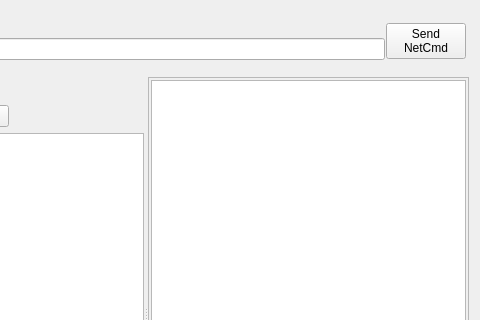
The window that Lib/Net/NetObj_Monitor.ui (break11/AutoStorage) describes before a commit, drawn with Qt 5; both pictures show x 382 to 862 and y 0 to 320 of the 862 by 566 pixel window.
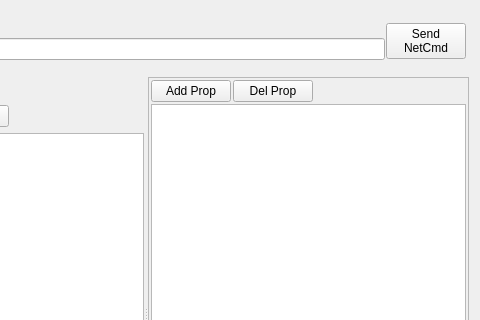
The same window after the commit. Icons and pictures are not drawn.

Commit message: добавление и удаление свойств в мониторе объектов, когда выделено несколько объектов

Patch:
```diff
--- a/Lib/Net/NetObj_Monitor.ui
+++ b/Lib/Net/NetObj_Monitor.ui
@@ -330,6 +330,57 @@
         <property name="bottomMargin">
          <number>2</number>
         </property>
+        <item>
+         <layout class="QHBoxLayout" name="horizontalLayout_4">
+          <item>
+           <widget class="QPushButton" name="btnAdd_Prop">
+            <property name="toolTip">
+             <string>Add Prop</string>
+            </property>
+            <property name="text">
+             <string>Add Prop</string>
+            </property>
+            <property name="icon">
+             <iconset resource="images.qrc">
+              <normaloff>:/images/add.png</normaloff>:/images/add.png</iconset>
+            </property>
+            <property name="shortcut">
+             <string>Shift+Ins</string>
+            </property>
+           </widget>
+          </item>
+          <item>
+           <widget class="QPushButton" name="btnDel_Prop">
+            <property name="toolTip">
+             <string>Del Prop</string>
+            </property>
+            <property name="text">
+             <string>Del Prop</string>
+            </property>
+            <property name="icon">
+             <iconset resource="images.qrc">
+              <normaloff>:/images/del.png</normaloff>:/images/del.png</iconset>
+            </property>
+            <property name="shortcut">
+             <string>Shift+Del</string>
+            </property>
+           </widget>
+          </item>
+          <item>
+           <spacer name="horizontalSpacer_3">
+            <property name="orientation">
+             <enum>Qt::Horizontal</enum>
+            </property>
+            <property name="sizeHint" stdset="0">
+             <size>
+              <width>40</width>
+              <height>20</height>
+             </size>
+            </property>
+           </spacer>
+          </item>
+         </layout>
+        </item>
         <item>
          <widget class="QTableView" name="tvProps">
           <property name="styleSheet">
```
The commit also changes 2 other files.
